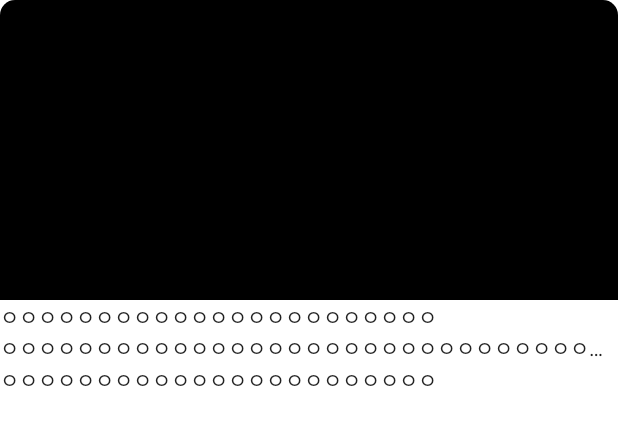
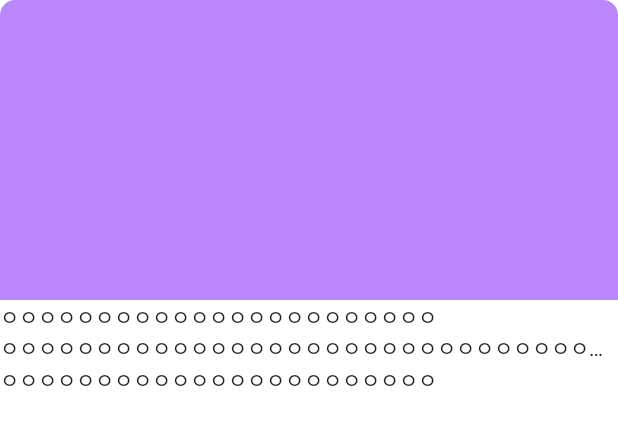
Before and after one commit to yjh10630/MovieSearch, an Android app: the layout view_movie_item.xml on its own in the app's theme, with its tools: preview values and no code run, on a phone screen of 412 x 824 dp. Shown: the top 425 px of the screen. Run offline under Robolectric (Android 15) with nearby library versions, the phone set to English and light mode, and no system bars; network calls fail.

Commit message:
초기 검색어 수정 및 UI 수정

```diff
--- a/app/src/main/java/com/jihun/moviesearch/MainActivity.kt
+++ b/app/src/main/java/com/jihun/moviesearch/MainActivity.kt
@@ -92,7 +92,7 @@ class MainActivity: BaseActivity<ActivityMainBinding>() {
 
     private fun initViewModel() {
         mainViewModel.apply {
-            requestMovieData("아이언맨")  // Initial keyword
+            requestMovieData("")  // Initial keyword
             mainLiveData.observe(this@MainActivity, Observer {
                 binding.progressBar isShow false
                 when (it.response) {
@@ -100,8 +100,7 @@ class MainActivity: BaseActivity<ActivityMainBinding>() {
                         (binding.mainList.adapter as? MainListAdapter)?.items = it.data
                     }
                     FAIL -> {
-                        //TODO Fail Alert
-                        Toast.makeText(this@MainActivity, "실피요...", Toast.LENGTH_SHORT).show()
+                        Toast.makeText(this@MainActivity, "문제가 발생하였습니다.", Toast.LENGTH_SHORT).show()
                     }
                 }
             })
--- a/app/src/main/java/com/jihun/moviesearch/data/MovieData.kt
+++ b/app/src/main/java/com/jihun/moviesearch/data/MovieData.kt
@@ -3,6 +3,9 @@ package com.jihun.moviesearch.data
 import com.google.gson.annotations.SerializedName
 import com.jihun.moviesearch.utils.getDateFormat
 
+/**
+ * Model
+ */
 data class MovieData (
     var uniqueId: String? = null,
     var imgUrl: String? = null,
--- a/app/src/main/res/layout/view_empty_item.xml
+++ b/app/src/main/res/layout/view_empty_item.xml
@@ -8,7 +8,7 @@
         android:id="@+id/tvTitle"
         android:layout_width="wrap_content"
         android:layout_height="wrap_content"
-        android:layout_marginTop="32dp"
+        android:layout_marginTop="40dp"
         android:text="@string/empty_search_result"
         android:textSize="20dp"
         android:textStyle="bold"
--- a/app/src/main/res/layout/view_movie_item.xml
+++ b/app/src/main/res/layout/view_movie_item.xml
@@ -18,8 +18,8 @@
             android:layout_width="match_parent"
             android:layout_height="200dp"
             android:scaleType="centerCrop"
-            android:background="@color/black"
-            app:layout_constraintTop_toTopOf="parent" />
+            app:layout_constraintTop_toTopOf="parent"
+            tools:background="@color/purple_200"/>
 
         <com.jihun.moviesearch.ui.CharacterWrapTextView
             android:id="@+id/tvTitle"
```
